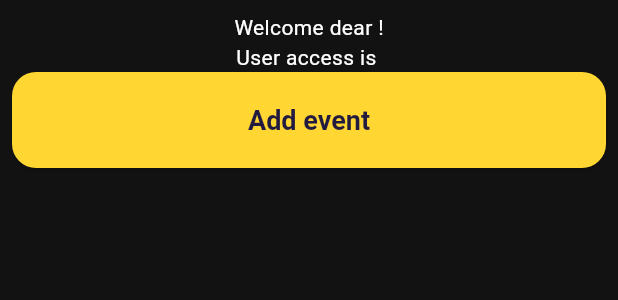
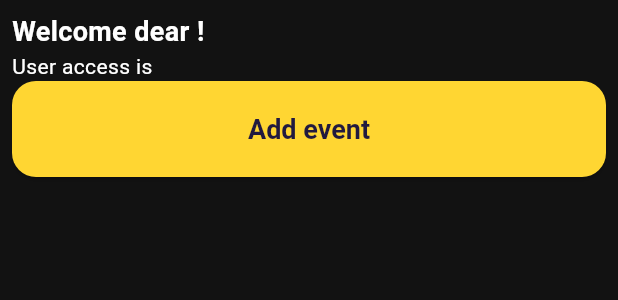
Before and after one commit to bassmankian/Partyly, a Flutter app: the MePage widget shown alone on an empty page, opened directly, on a phone screen of 412 x 824 dp. Shown: the top 300 px of the screen. Run offline on Flutter 3.47's test engine with Material 3 defaults, Android fonts, the light colour scheme and no system bars; our stand-ins replace cloud_firestore, email_validator, file_picker, firebase_auth, firebase_core, firebase_storage and 1 more; accounts and stored records are empty.

Commit message:
added the genrate ticket function but the user information from the provider is not working properly. needs to be fixed in passing data frrom provider to widgets. speciallyh in event detail page

```diff
--- a/lib/functions/firebase-user.dart
+++ b/lib/functions/firebase-user.dart
@@ -1,6 +1,9 @@
+import 'dart:math';
+
 import 'package:cloud_firestore/cloud_firestore.dart';
 
 import 'package:partyly_app/functions/firebase-firestore.dart';
+import 'package:partyly_app/models/user-model.dart';
 
 class FirestoreUser {
   final _firestore = FirebaseFirestore.instance.collection('users');
@@ -14,20 +17,18 @@ class FirestoreUser {
     await FirestoreService().addDocument('users', userData, userId);
   }
 
-  Future<Map<String, dynamic>> getUser(String userId) async {
+  Future<User> getUser(String userId) async {
     try {
       final querySnapshot = await _firestore.doc(userId).get();
-      print(querySnapshot.data());
+      // print(querySnapshot.data());
 
       if (querySnapshot.exists) {
         final userData = querySnapshot.data();
-        return userData!;
-      } else {
-        return {};
-      }
+        return User.fromJson(userData!);
+      } else {}
     } catch (e) {
       print(e);
-      return {};
     }
+    throw e;
   }
 }
--- a/lib/main.dart
+++ b/lib/main.dart
@@ -8,6 +8,8 @@ import 'package:partyly_app/mobile/pages/login-page.dart';
 import 'package:firebase_auth/firebase_auth.dart' as firebase_auth;
 import 'package:partyly_app/mobile/pages/main-scaffold.dart';
 import 'package:partyly_app/mobile/pages/register-page.dart';
+import 'package:partyly_app/models/providers.dart';
+import 'package:provider/provider.dart';
 
 void main() async {
   WidgetsFlutterBinding.ensureInitialized();
@@ -25,7 +27,8 @@ void main() async {
     await Firebase.initializeApp();
   }
 
-  runApp(const MyApp());
+  runApp(ChangeNotifierProvider(
+      create: (context) => UserProvider(), child: const MyApp()));
 }
 
 class MyApp extends StatelessWidget {
--- a/lib/mobile/pages/me-page.dart
+++ b/lib/mobile/pages/me-page.dart
@@ -25,7 +25,7 @@ class _MePageState extends State<MePage> {
     try {
       final userData = await FirestoreUser().getUser(userId!);
       setState(() {
-        user = User.fromJson(userData);
+        user = userData;
       });
     } catch (error) {
       // Handle potential errors during the Firestore fetch
@@ -57,8 +57,12 @@ class MePageWidgets extends StatelessWidget {
     return Padding(
       padding: const EdgeInsets.all(8.0),
       child: Column(
+        crossAxisAlignment: CrossAxisAlignment.start,
         children: [
-          Text('Welcome dear ${user?.name}!'),
+          Text(
+            'Welcome dear ${user?.name}!',
+            style: const TextStyle(fontSize: 18, fontWeight: FontWeight.bold),
+          ),
           Text('User access is ${user?.type}'),
           CustomElevatedButton(text: 'Add event', onPressed: () {})
         ],
--- a/lib/models/user-model.dart
+++ b/lib/models/user-model.dart
@@ -5,25 +5,27 @@ class User {
   final String familyName; // Optional family name
   final String email;
   final String type;
+  final String? docid;
 
-  User({
-    required this.name,
+  User(
+      {required this.name,
       required this.email,
       required this.familyName,
       required this.type,
-  });
+      this.docid});
 
   factory User.fromJson(Map<String, dynamic> json) => User(
       name: json['name'] as String,
       email: json['email'] as String,
       familyName: json['familyName'] as String,
       type: json['type'] as String,
-      );
+      docid: json['docid'] as String);
 
   Map<String, dynamic> toJson() => {
         'name': name,
         'familyName': familyName,
         'userType': type,
+        'docid': docid
       };
 }
 
--- a/pubspec.yaml
+++ b/pubspec.yaml
@@ -45,6 +45,7 @@ dependencies:
   firebase_storage: ^11.7.7
   file_picker: ^8.0.5
   font_awesome_flutter: ^10.7.0
+  provider: ^6.1.2
 
 dev_dependencies:
   flutter_test:
```
Also changed, not shown: lib/functions/firestore-ticket.dart (+26 -0 lines), lib/mobile/pages/evenet_details_page.dart (+14 -29 lines), lib/mobile/pages/home-page.dart (+28 -1 lines), lib/models/providers.dart (added, +13 -0 lines), lib/models/ticket-model.dart (+5 -5 lines), pubspec.lock. Lines whose indentation alone changed are shown as unchanged.
